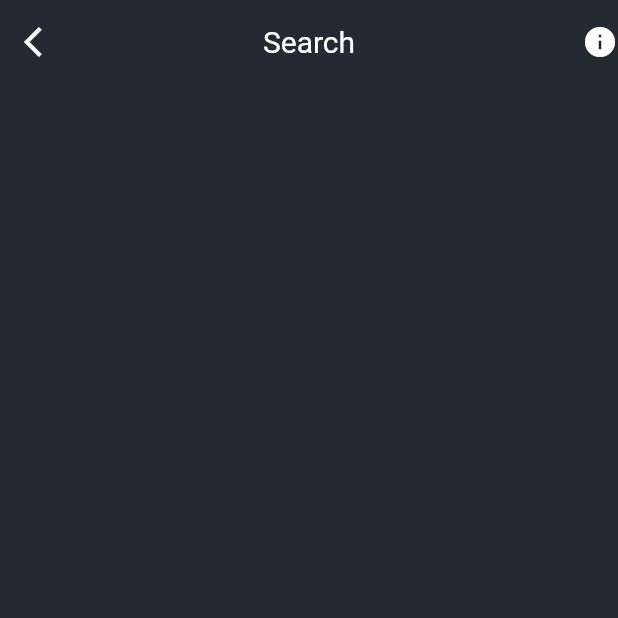
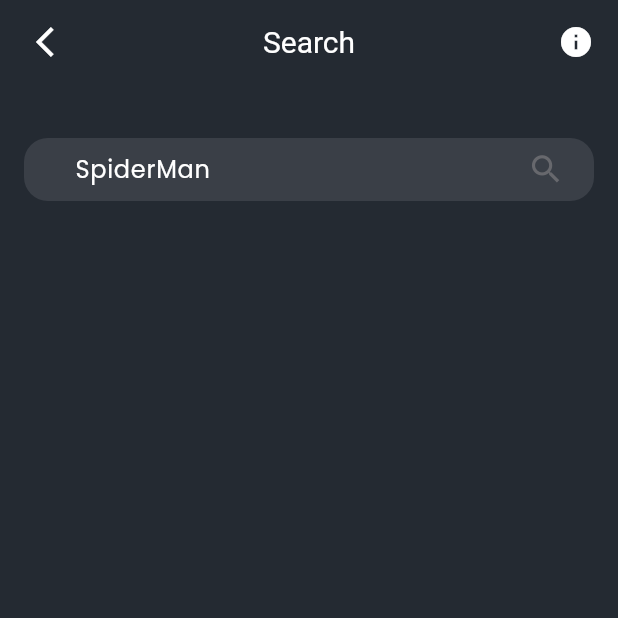
Before and after one commit to TrongNghiaaaa/Project-App-Watch-Movie, a Flutter app: the SearchScreen screen opened directly, on a phone screen of 412 x 824 dp, the top half of it. Run offline on Flutter 3.47's test engine with Material 3 defaults, Android fonts, the phone set to English and light mode, and no system bars; our stand-ins replace flutter_svg, get, lottie.

Commit message:
search View

```diff
--- a/lib/main.dart
+++ b/lib/main.dart
@@ -1,5 +1,5 @@
-import 'package:app_watch_movie/presentation/screens/search_screen/search_screen.dart';
-import 'package:app_watch_movie/presentation/screens/splash_screen/splash_screen.dart';
+import 'package:app_watch_movie/presentation/screens/search/search_screen.dart';
+import 'package:app_watch_movie/presentation/screens/splash/splash_screen.dart';
 import 'package:flutter/material.dart';
 import 'package:get/get.dart';
 
@@ -34,7 +34,7 @@
         colorScheme: ColorScheme.fromSeed(seedColor: Colors.white),
         useMaterial3: true,
       ),
-      home: const Home_screen(),
+      home: const SearchScreen(),
     );
   }
 }
--- /dev/null
+++ b/lib/presentation/screens/search/search_screen.dart
@@ -0,0 +1,43 @@
+import 'package:app_watch_movie/presentation/widgets/search_widget.dart';
+import 'package:flutter/material.dart';
+import 'package:get/get.dart';
+
+class SearchScreen extends StatelessWidget {
+  const SearchScreen({super.key});
+
+  @override
+  Widget build(BuildContext context) {
+    return Scaffold(
+      appBar: AppBar(
+        elevation: 0,
+        title: const Text('Search'),
+        leading: const Padding(
+          padding: EdgeInsets.only(left: 16),
+          child: Icon(Icons.arrow_back_ios),
+        ),
+        actions: const [
+          Padding(
+            padding: EdgeInsets.only(right: 16),
+            child: Icon(Icons.info),
+          )
+        ],
+      ),
+      body: SafeArea(
+          child: SizedBox(
+        width: Get.width,
+        height: Get.height,
+        child: const Padding(
+          padding: EdgeInsets.all(16),
+          child: Column(
+            children: [
+              SizedBox(
+                height: 20,
+              ),
+              SearchWidget()
+            ],
+          ),
+        ),
+      )),
+    );
+  }
+}
--- a/lib/presentation/screens/search_screen/search_screen.dart
+++ /dev/null
@@ -1,21 +0,0 @@
-import 'package:flutter/material.dart';
-
-class SearchScreen extends StatelessWidget {
-  const SearchScreen({super.key});
-
-  @override
-  Widget build(BuildContext context) {
-    return Scaffold(
-      appBar: AppBar(
-        elevation: 0,
-        title: const Text('Search'),
-        leading: const Icon(Icons.arrow_back_ios),
-        actions: const [Icon(Icons.info)],
-      ),
-      body: const SafeArea(
-          child: Column(
-        children: [],
-      )),
-    );
-  }
-}
--- /dev/null
+++ b/lib/presentation/widgets/search_widget.dart
@@ -0,0 +1,41 @@
+import 'package:flutter/material.dart';
+import 'package:get/get.dart';
+
+class SearchWidget extends StatelessWidget {
+  const SearchWidget({
+    super.key,
+  });
+
+  @override
+  Widget build(BuildContext context) {
+    return Container(
+      alignment: Alignment.center,
+      height: 42,
+      padding: const EdgeInsets.only(left: 30, right: 8),
+      decoration: BoxDecoration(
+          borderRadius: BorderRadius.circular(16),
+          color: const Color(0xff3A3F47)),
+      child: const TextField(
+        decoration: InputDecoration(
+          contentPadding: EdgeInsetsDirectional.symmetric(vertical: 10),
+          border: OutlineInputBorder(
+            borderSide: BorderSide.none, // Đặt borderSide thành BorderSide.none
+          ),
+          enabledBorder: OutlineInputBorder(
+            borderSide: BorderSide.none, // Đặt borderSide thành BorderSide.none
+          ),
+          focusedBorder: OutlineInputBorder(
+            borderSide: BorderSide.none, // Đặt borderSide thành BorderSide.none
+          ),
+          hintText: "SpiderMan",
+          hintStyle: TextStyle(color: Colors.white),
+          suffixIcon: Icon(
+            Icons.search,
+            color: Color(0xff67686D),
+            size: 25,
+          ),
+        ),
+      ),
+    );
+  }
+}
```
Also changed, not shown: lib/presentation/screens/home/home_screen.dart (+6 -32 lines), lib/presentation/screens/home_screen/home_screen.dart (deleted), lib/presentation/screens/splash/splash_screen.dart (renamed from lib/presentation/screens/splash_screen/splash_screen.dart).
